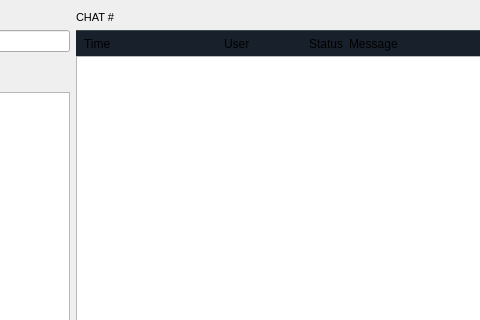
Old version of the form BlockSettleUILib/ChatWidget.ui in the repository BlockSettle/terminal; both pictures show x 130 to 610 and y 0 to 320 of the 1006 by 666 pixel window.
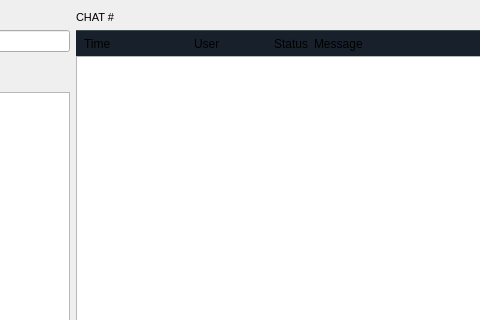
New version of the form. Custom widgets are drawn as their Qt base class.

Commit message: Decrease column spacing in chat  messages view

Patch:
```diff
--- a/BlockSettleUILib/ChatWidget.ui
+++ b/BlockSettleUILib/ChatWidget.ui
@@ -398,7 +398,7 @@
                  </property>
                  <property name="minimumSize">
                   <size>
-                   <width>140</width>
+                   <width>110</width>
                    <height>0</height>
                   </size>
                  </property>
@@ -417,7 +417,7 @@
                  </property>
                  <property name="minimumSize">
                   <size>
-                   <width>85</width>
+                   <width>80</width>
                    <height>0</height>
                   </size>
                  </property>
```
The commit also changes 1 other file.
